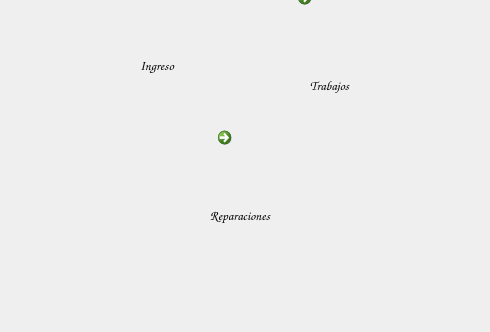
This is mainwindow.ui in Matias2178/Sistema_Postventa as Qt 5 draws it before an edit; both pictures show x 0 to 490 and y 178 to 510 of the 574 by 510 pixel window. The edited form follows.
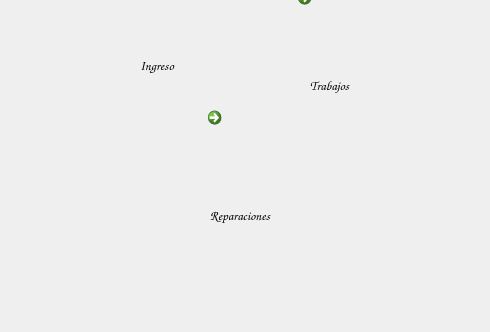
This is the edited form. Icons and pictures are not drawn.

Commit message: Correccion de diseño de ventanas

```diff
--- a/mainwindow.ui
+++ b/mainwindow.ui
@@ -10,6 +10,12 @@
     <height>510</height>
    </rect>
   </property>
+  <property name="minimumSize">
+   <size>
+    <width>574</width>
+    <height>0</height>
+   </size>
+  </property>
   <property name="windowTitle">
    <string>Post Venta</string>
   </property>
@@ -67,8 +73,8 @@
    <widget class="QCommandLinkButton" name="PantallaReparaciones">
     <property name="geometry">
      <rect>
-      <x>210</x>
-      <y>250</y>
+      <x>200</x>
+      <y>230</y>
       <width>90</width>
       <height>101</height>
      </rect>
```
The commit also changes 2 other files.
